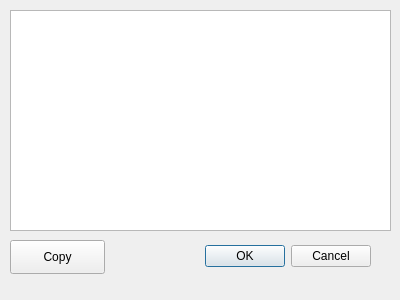
Qt form ui/configExportDialog.ui (JargeZ/ntscqt) before a commit.
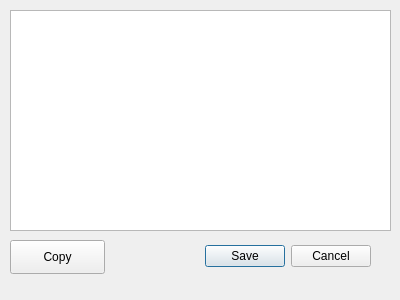
The same form after that commit.

The edit to the form file:
```diff
--- a/ui/configExportDialog.ui
+++ b/ui/configExportDialog.ui
@@ -26,7 +26,7 @@
     <enum>Qt::Horizontal</enum>
    </property>
    <property name="standardButtons">
-    <set>QDialogButtonBox::Cancel|QDialogButtonBox::Ok</set>
+    <set>QDialogButtonBox::Cancel|QDialogButtonBox::Save</set>
    </property>
   </widget>
   <widget class="QPlainTextEdit" name="configJsonTextField">
```
